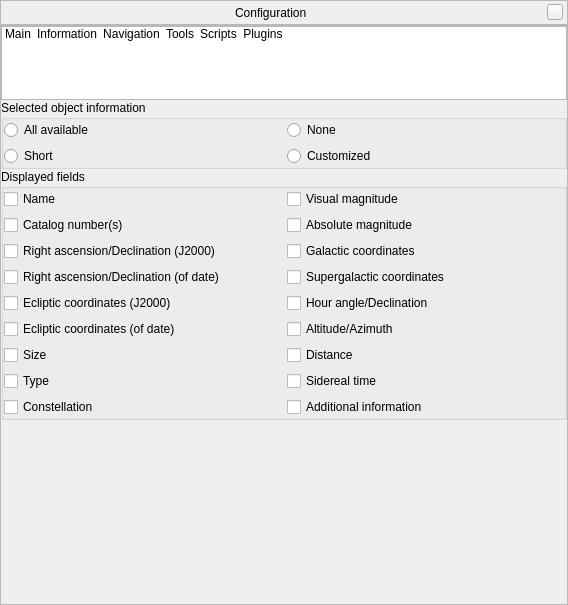
First picture: the form in src/gui/configurationDialog.ui, repository 519984307/stellarium_src, before the edit.
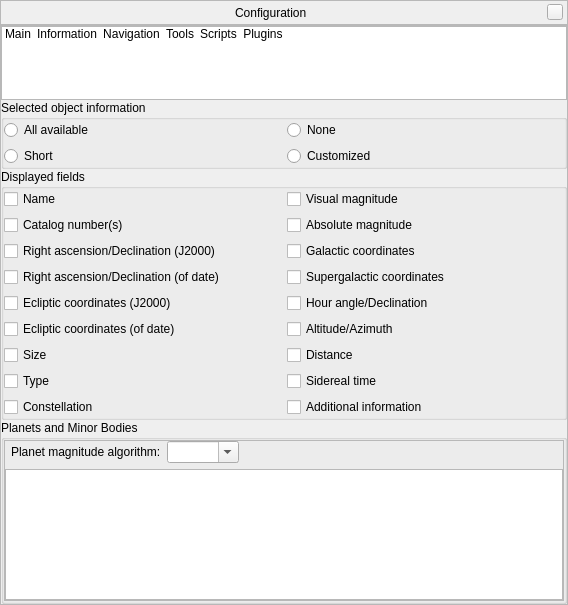
Second picture: the form after the edit. The open tabs and pages were chosen to show the change. Icons and pictures are not drawn. Custom widgets are drawn as their Qt base class.

Commit message: Add config option for planet apparent magnitude configuration

```diff
--- a/src/gui/configurationDialog.ui
+++ b/src/gui/configurationDialog.ui
@@ -813,6 +813,107 @@
             </layout>
            </widget>
           </item>
+          <item>
+           <widget class="QGroupBox" name="planetDetailsGroupBox">
+            <property name="title">
+             <string>Planets and Minor Bodies</string>
+            </property>
+            <layout class="QHBoxLayout" name="planetDetailsLayout">
+             <property name="leftMargin">
+              <number>0</number>
+             </property>
+             <property name="topMargin">
+              <number>0</number>
+             </property>
+             <property name="rightMargin">
+              <number>0</number>
+             </property>
+             <property name="bottomMargin">
+              <number>0</number>
+             </property>
+             <item>
+              <widget class="QFrame" name="planetDetailsFrame">
+               <property name="frameShape">
+                <enum>QFrame::StyledPanel</enum>
+               </property>
+               <property name="frameShadow">
+                <enum>QFrame::Raised</enum>
+               </property>
+               <layout class="QVBoxLayout" name="planetDetailsVerticalLayout">
+                <property name="leftMargin">
+                 <number>0</number>
+                </property>
+                <property name="topMargin">
+                 <number>0</number>
+                </property>
+                <property name="rightMargin">
+                 <number>0</number>
+                </property>
+                <property name="bottomMargin">
+                 <number>0</number>
+                </property>
+                <item>
+                 <layout class="QHBoxLayout" name="planetDetailsHorizontalLayout">
+                  <property name="leftMargin">
+                   <number>6</number>
+                  </property>
+                  <item>
+                   <widget class="QLabel" name="planetDetailsLabel">
+                    <property name="text">
+                     <string>Planet magnitude algorithm:</string>
+                    </property>
+                   </widget>
+                  </item>
+                  <item>
+                   <widget class="QComboBox" name="planetMagnitudeAlgorithmComboBox">
+                    <property name="editable">
+                     <bool>true</bool>
+                    </property>
+                    <property name="insertPolicy">
+                     <enum>QComboBox::NoInsert</enum>
+                    </property>
+                   </widget>
+                  </item>
+                  <item>
+                   <spacer name="horizontalSpacer_2">
+                    <property name="orientation">
+                     <enum>Qt::Horizontal</enum>
+                    </property>
+                    <property name="sizeHint" stdset="0">
+                     <size>
+                      <width>40</width>
+                      <height>20</height>
+                     </size>
+                    </property>
+                   </spacer>
+                  </item>
+                 </layout>
+                </item>
+                <item>
+                 <widget class="QTextBrowser" name="magnitudeAlgorithmDescription">
+                  <property name="autoFillBackground">
+                   <bool>true</bool>
+                  </property>
+                  <property name="verticalScrollBarPolicy">
+                   <enum>Qt::ScrollBarAsNeeded</enum>
+                  </property>
+                  <property name="horizontalScrollBarPolicy">
+                   <enum>Qt::ScrollBarAlwaysOff</enum>
+                  </property>
+                  <property name="openExternalLinks">
+                   <bool>true</bool>
+                  </property>
+                  <property name="openLinks">
+                   <bool>true</bool>
+                  </property>
+                 </widget>
+                </item>
+               </layout>
+              </widget>
+             </item>
+            </layout>
+           </widget>
+          </item>
           <item>
            <spacer name="verticalSpacer">
             <property name="orientation">
```
Left out of the diff: 6 changed lines with no effect on the pictures. The commit also changes 4 other files.
